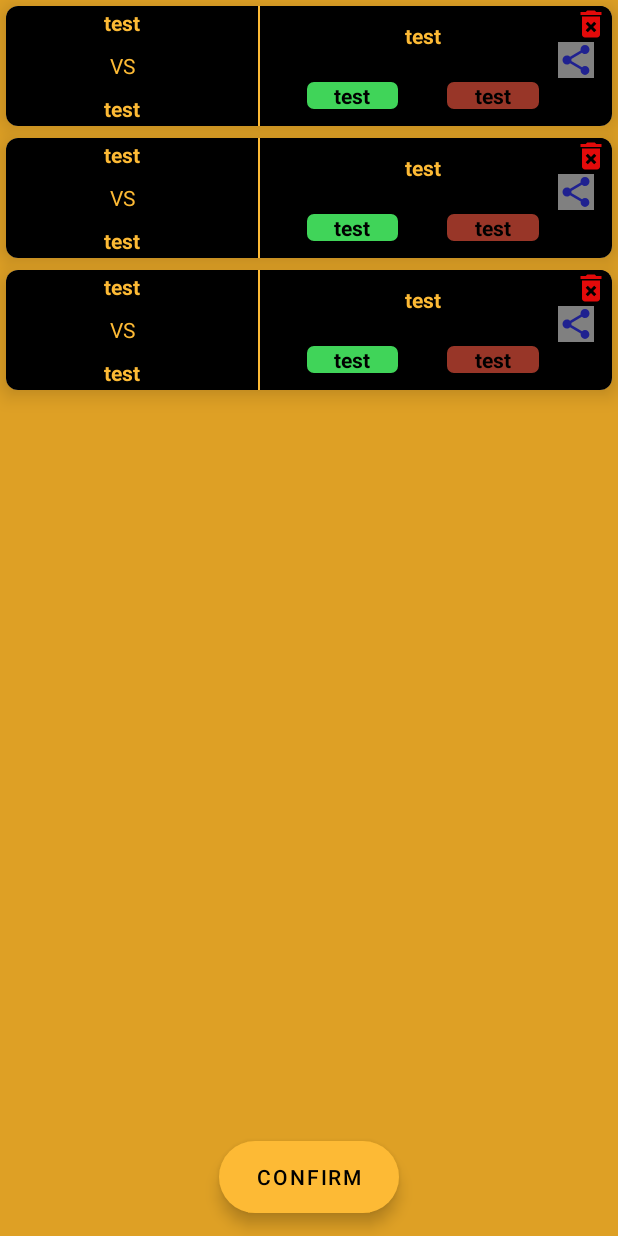
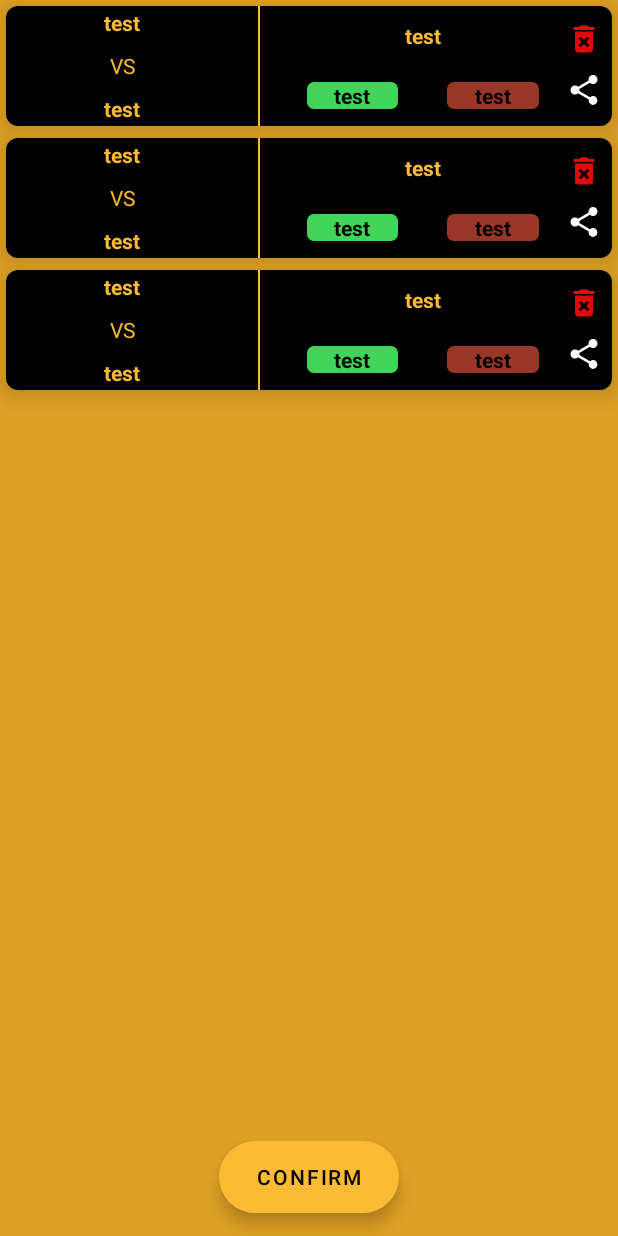
Before and after one commit to PaulDrevet/betProject, an Android app: the layout fragment_your_bets.xml on its own in the app's theme, with its tools: preview values and no code run, on a phone screen of 412 x 824 dp. Run offline under Robolectric (Android 15) with nearby library versions, the phone set to English and light mode, and no system bars.

Commit message:
share message view

```diff
--- a/app/src/main/res/drawable/ic_baseline_share_24.xml
+++ b/app/src/main/res/drawable/ic_baseline_share_24.xml
@@ -1,4 +1,4 @@
-<vector android:height="24dp" android:tint="#1F2190"
+<vector android:height="24dp" android:tint="#FFFFFF"
     android:viewportHeight="24" android:viewportWidth="24"
     android:width="24dp" xmlns:android="http://schemas.android.com/apk/res/android">
     <path android:fillColor="@android:color/white" android:pathData="M18,16.08c-0.76,0 -1.44,0.3 -1.96,0.77L8.91,12.7c0.05,-0.23 0.09,-0.46 0.09,-0.7s-0.04,-0.47 -0.09,-0.7l7.05,-4.11c0.54,0.5 1.25,0.81 2.04,0.81 1.66,0 3,-1.34 3,-3s-1.34,-3 -3,-3 -3,1.34 -3,3c0,0.24 0.04,0.47 0.09,0.7L8.04,9.81C7.5,9.31 6.79,9 6,9c-1.66,0 -3,1.34 -3,3s1.34,3 3,3c0.79,0 1.5,-0.31 2.04,-0.81l7.12,4.16c-0.05,0.21 -0.08,0.43 -0.08,0.65 0,1.61 1.31,2.92 2.92,2.92 1.61,0 2.92,-1.31 2.92,-2.92s-1.31,-2.92 -2.92,-2.92z"/>
--- a/app/src/main/res/layout/match_bet_item.xml
+++ b/app/src/main/res/layout/match_bet_item.xml
@@ -138,15 +138,18 @@
                 android:src="@drawable/ic_baseline_delete_forever_24"
                 android:background="@color/black"
                 android:layout_gravity="center"
-                android:layout_marginStart="10dp"/>
+                android:layout_marginStart="5dp"
+                android:layout_marginTop="10dp"/>
 
             <ImageButton
                 android:id="@+id/share"
                 android:layout_width="wrap_content"
                 android:layout_height="wrap_content"
                 android:src="@drawable/ic_baseline_share_24"
-                android:background="@color/grey"
-                android:layout_gravity="center"/>
+                android:background="@color/black"
+                android:layout_gravity="center"
+                android:layout_marginStart="5dp"
+                android:layout_marginTop="10dp"/>
         </LinearLayout>
 
         </LinearLayout>
```
